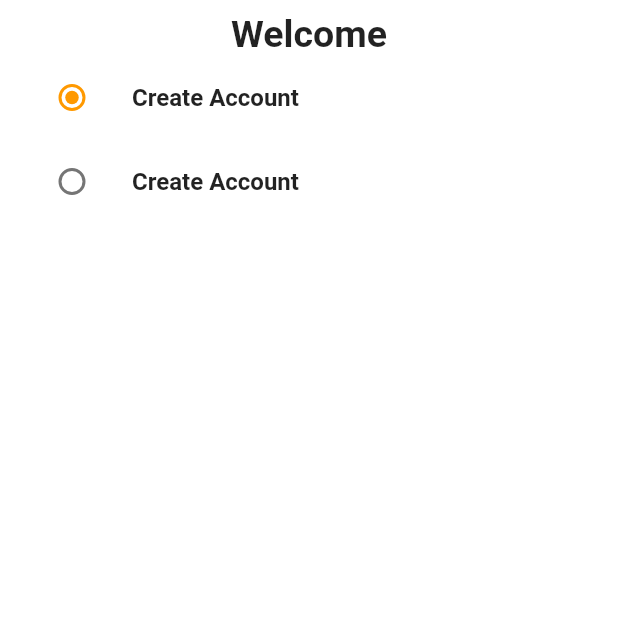
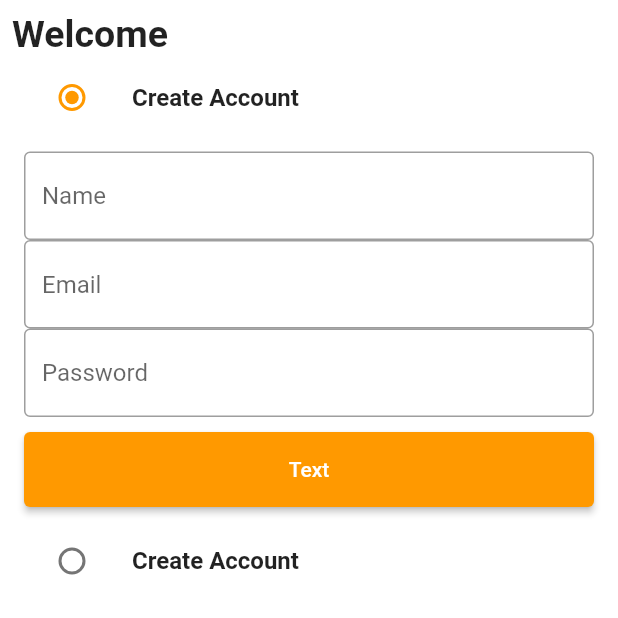
Before and after one commit to NishchayShakya1/Amazon_Clone, a Flutter app: the screen it shows after launch, on a phone screen of 412 x 824 dp, the top half of it. Run offline on Flutter 3.47's test engine with Material 2 defaults, Android fonts, the phone set to English and light mode, and no system bars.

Commit message:
TextField UI

```diff
--- /dev/null
+++ b/lib/common/widgets/custom_button.dart
@@ -0,0 +1,22 @@
+import 'package:flutter/material.dart';
+
+class CustomButton extends StatelessWidget {
+
+  final String text;
+  final VoidCallback onTap;
+
+  const CustomButton({
+    Key? key,
+    required this.text,
+    required this.onTap,
+  }) : super(key: key);
+
+  @override
+  Widget build(BuildContext context) {
+    return ElevatedButton(
+        onPressed: onTap,
+        style: ElevatedButton.styleFrom(
+            minimumSize: const Size(double.infinity, 50)),
+        child: const Text('Text'));
+  }
+}
--- /dev/null
+++ b/lib/common/widgets/custom_textfield.dart
@@ -0,0 +1,25 @@
+
+
+import 'package:flutter/material.dart';
+
+class CustomTextField extends StatelessWidget {
+  final TextEditingController controller;
+  final String hintText;
+  const CustomTextField({
+    Key? key,
+    required this.controller,
+    required this.hintText,
+  }) : super(key: key);
+
+  @override
+  Widget build(BuildContext context) {
+    return TextFormField(
+      controller: controller,
+      decoration: InputDecoration(
+        hintText: hintText,
+        border: const OutlineInputBorder(borderSide: BorderSide(color: Colors.black)),
+    ),
+    validator: (val) {},
+    );
+  }
+}
--- a/lib/features/auth/screens/auth_screen.dart
+++ b/lib/features/auth/screens/auth_screen.dart
@@ -1,3 +1,5 @@
+import 'package:amazon_full_stack/common/widgets/custom_button.dart';
+import 'package:amazon_full_stack/common/widgets/custom_textfield.dart';
 import 'package:amazon_full_stack/constants/global_variables.dart';
 import 'package:flutter/material.dart';
 
@@ -13,6 +15,20 @@ class AuthScreen extends StatefulWidget {
 
 class _AuthScreenState extends State<AuthScreen> {
   Auth _auth = Auth.signup;
+  final _signupFormKey = GlobalKey<FormState>();
+  final _signinFormKey = GlobalKey<FormState>();
+  final TextEditingController _emailController = TextEditingController();
+  final TextEditingController _passwordController = TextEditingController();
+  final TextEditingController _nameController = TextEditingController();
+
+  @override
+  void dispose() {
+    super.dispose();
+    _emailController.dispose();
+    _nameController.dispose();
+    _passwordController.dispose();
+  }
+
   @override
   Widget build(BuildContext context) {
     return Scaffold(
@@ -20,12 +36,16 @@ class _AuthScreenState extends State<AuthScreen> {
           child: Padding(
         padding: const EdgeInsets.all(8.0),
         child: Column(
+          crossAxisAlignment: CrossAxisAlignment.start,
           children: [
             const Text(
               'Welcome',
               style: TextStyle(fontSize: 25, fontWeight: FontWeight.bold),
             ),
             ListTile(
+              tileColor: _auth == Auth.signup
+                  ? GlobalVariables.backgroundColor
+                  : GlobalVariables.greyBackgroundCOlor,
               title: const Text(
                 'Create Account',
                 style: TextStyle(fontWeight: FontWeight.bold),
@@ -40,7 +60,31 @@ class _AuthScreenState extends State<AuthScreen> {
                     });
                   }),
             ),
+            if (_auth == Auth.signup)
+              Container(
+                padding: const EdgeInsets.all(8.0),
+                color: GlobalVariables.backgroundColor,
+                child: Form(
+                  key: _signupFormKey,
+                  child: Column(
+                    children: [
+                      CustomTextField(
+                          controller: _nameController, hintText: 'Name'),
+                      CustomTextField(
+                          controller: _emailController, hintText: 'Email'),
+                      CustomTextField(
+                          controller: _passwordController,
+                          hintText: 'Password'),
+                      const SizedBox(height: 10),
+                      CustomButton(text: 'SignUp', onTap: () {})
+                    ],
+                  ),
+                ),
+              ),
             ListTile(
+              tileColor: _auth == Auth.signup
+                  ? GlobalVariables.backgroundColor
+                  : GlobalVariables.greyBackgroundCOlor,
               title: const Text(
                 'Create Account',
                 style: TextStyle(fontWeight: FontWeight.bold),
@@ -54,7 +98,26 @@ class _AuthScreenState extends State<AuthScreen> {
                       _auth = val!;
                     });
                   }),
-            )
+            ),
+            if (_auth == Auth.signin)
+              Container(
+                padding: const EdgeInsets.all(8.0),
+                color: GlobalVariables.backgroundColor,
+                child: Form(
+                  key: _signinFormKey,
+                  child: Column(
+                    children: [
+                      CustomTextField(
+                          controller: _emailController, hintText: 'Email'),
+                      CustomTextField(
+                          controller: _passwordController,
+                          hintText: 'Password'),
+                      const SizedBox(height: 10),
+                      CustomButton(text: 'SignIn', onTap: () {})
+                    ],
+                  ),
+                ),
+              ),
           ],
         ),
       )),
```
